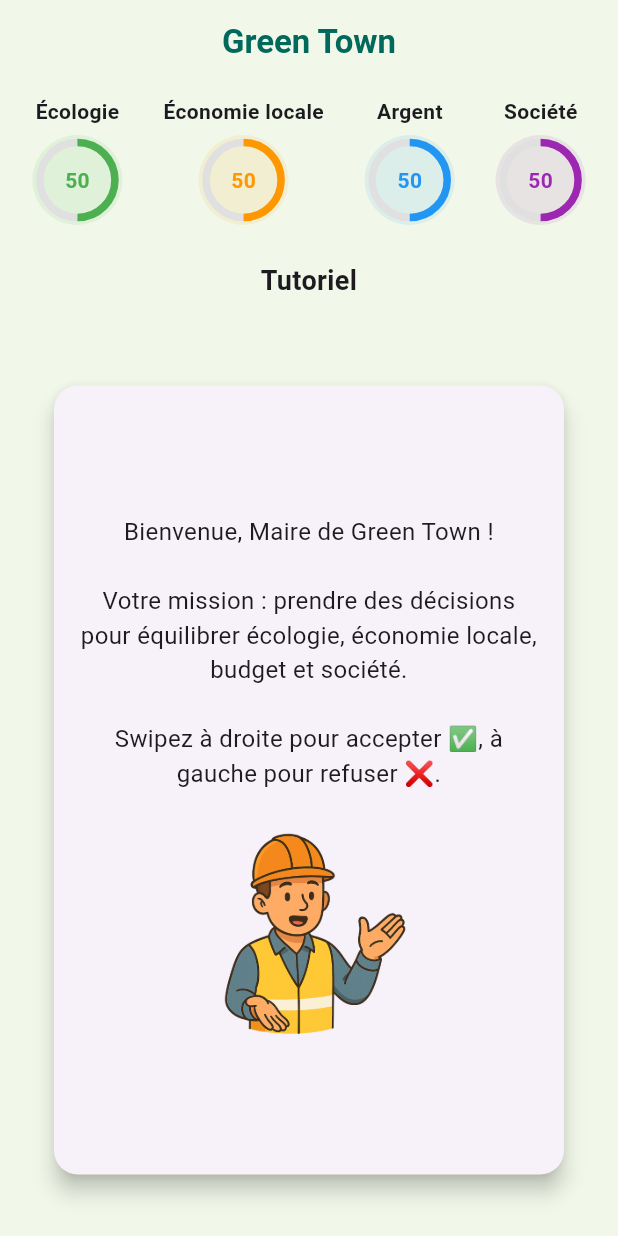
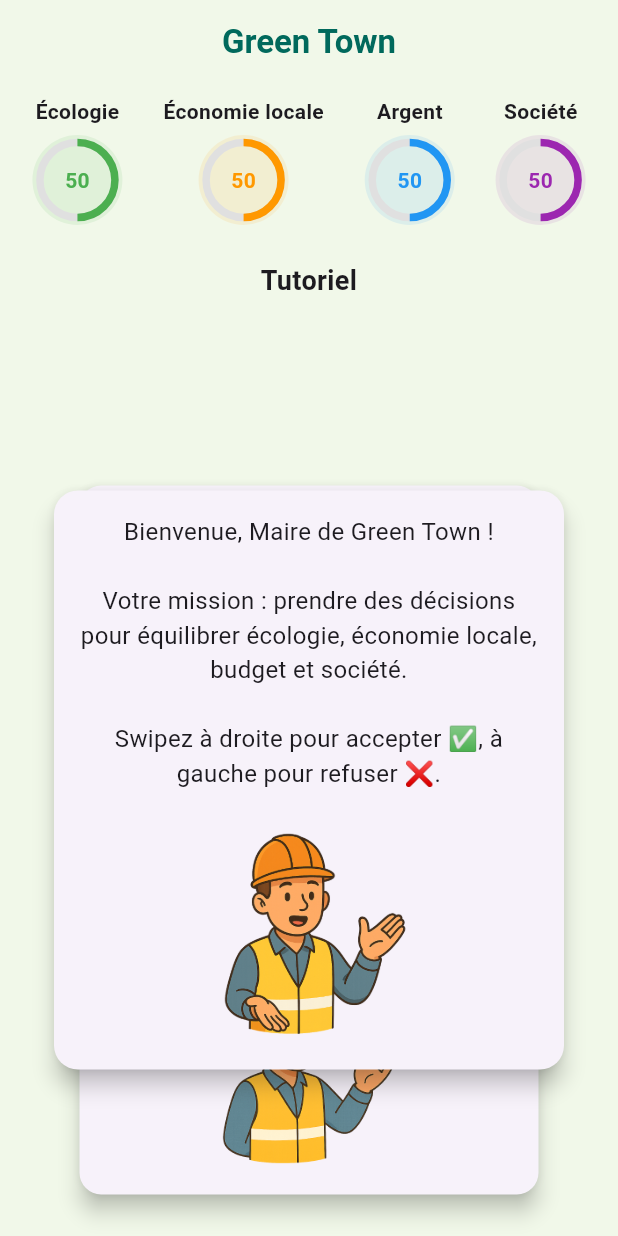
Before and after one commit to green-compagny/green-town, a Flutter app: the screen it shows after launch, after a tap on "Let's go!", on a phone screen of 412 x 824 dp. Run offline on Flutter 3.47's test engine with Material 3 defaults, Android fonts, the phone set to English and light mode, and no system bars; drawn by our look-alikes of flutter_card_swiper; our stand-ins replace google_fonts.

Commit message:
Fix center

```diff
--- a/lib/pages/game_page.dart
+++ b/lib/pages/game_page.dart
@@ -95,7 +95,7 @@ class _GamePageState extends State<GamePage> {
       child: Padding(
         padding: const EdgeInsets.all(16),
         child: Column(
-          mainAxisSize: MainAxisSize.max,
+          mainAxisSize: MainAxisSize.min,
           mainAxisAlignment: MainAxisAlignment.center,
           children: [
             Text(text, textAlign: TextAlign.center, style: const TextStyle(fontSize: 16)),
@@ -230,6 +230,7 @@ class _GamePageState extends State<GamePage> {
           onKey: _handleKeyEvent,
           child: currentIndex < CardData.cards.length
               ? Column(
+            mainAxisAlignment: MainAxisAlignment.center,
             children: [
               Padding(
                 padding: const EdgeInsets.all(8),
@@ -265,7 +266,7 @@ class _GamePageState extends State<GamePage> {
                     up: false,
                     down: false,
                   ),
-                  numberOfCardsDisplayed: 1,
+                  numberOfCardsDisplayed: 2,
                   cardBuilder: (context, index, _, __) {
                     final card = isTuto ? tutoCards[index] : cards[index];
                     return AnimatedSwitcher(
--- a/lib/pages/home_page.dart
+++ b/lib/pages/home_page.dart
@@ -102,7 +102,6 @@ class _HomePageState extends State<HomePage> with TickerProviderStateMixin {
               ),
             ),
           ),
-
           // Main Content
           Center(
             child: FadeTransition(
```
